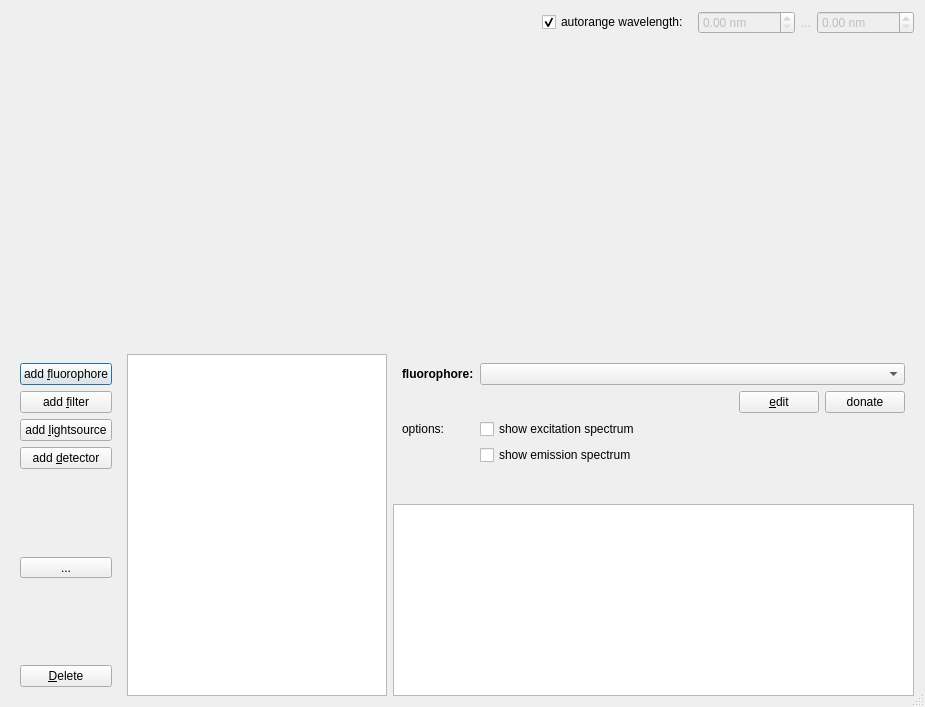
The window that plugins/qfe_spectraviewer/qfespectraviewerdialog.ui (jkriege2/QuickFit3) describes before a commit, drawn with Qt 5.
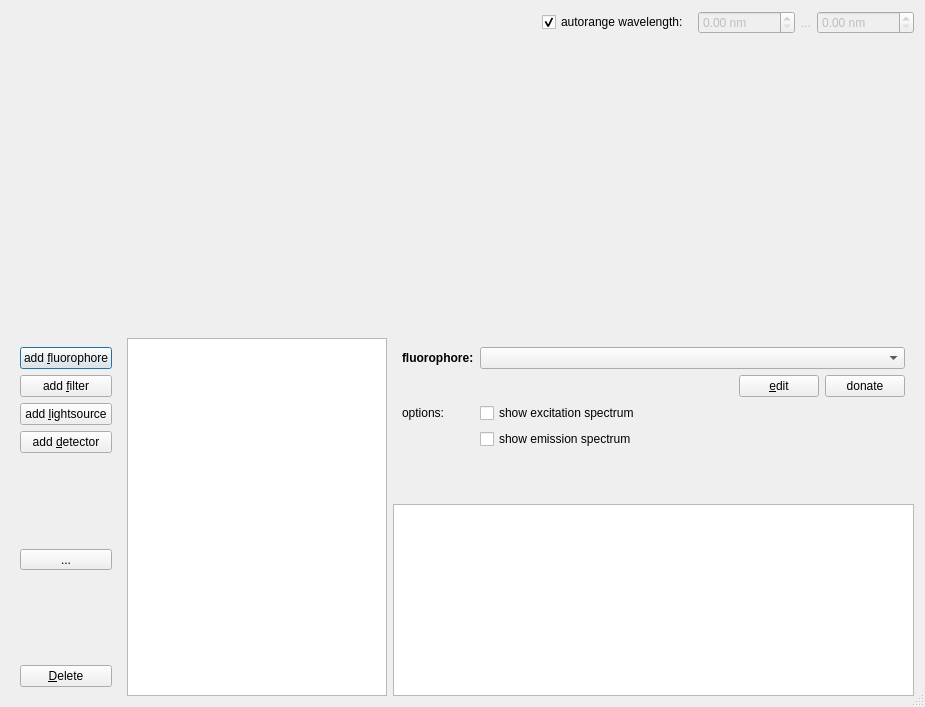
The same window after the commit. The open tabs and pages were chosen to show the change. Icons and pictures are not drawn. Custom widgets are drawn as their Qt base class.

Commit message:
QuickFit3/imagingFCS:   - added label to show relative CCF-amplitude for cirrent pixel/selection in FCCS mode (value is crosstalk-corrected)   - exclding segments, can be applied to several files now (user will be asked with a new dialog, if applicable)
QuickFit3/B040SPIM:
  - added option to acquisition to switch off m ain shutter as long as possible during acquisition (only opens it after the camera has been initialized!)

Patch:
```diff
--- a/plugins/qfe_spectraviewer/qfespectraviewerdialog.ui
+++ b/plugins/qfe_spectraviewer/qfespectraviewerdialog.ui
@@ -609,41 +609,10 @@
            </layout>
           </widget>
           <widget class="QWidget" name="widFluorophore">
-           <layout class="QFormLayout" name="formLayout">
-            <property name="fieldGrowthPolicy">
-             <enum>QFormLayout::AllNonFixedFieldsGrow</enum>
-            </property>
-            <item row="0" column="0">
-             <widget class="QLabel" name="label">
-              <property name="text">
-               <string>&lt;b&gt;fluorophore:&lt;/b&gt;</string>
-              </property>
-             </widget>
-            </item>
+           <layout class="QGridLayout" name="gridLayout_2">
             <item row="0" column="1">
              <widget class="QFTreeViewComboBox" name="cmbFluorophore"/>
             </item>
-            <item row="2" column="1">
-             <widget class="QCheckBox" name="chkFluorophoreShowExcitation">
-              <property name="text">
-               <string>show excitation spectrum</string>
-              </property>
-             </widget>
-            </item>
-            <item row="3" column="1">
-             <widget class="QCheckBox" name="chkFluorophoreShowEmission">
-              <property name="text">
-               <string>show emission spectrum</string>
-              </property>
-             </widget>
-            </item>
-            <item row="2" column="0">
-             <widget class="QLabel" name="label_3">
-              <property name="text">
-               <string>options:</string>
-              </property>
-             </widget>
-            </item>
             <item row="1" column="1">
              <layout class="QHBoxLayout" name="horizontalLayout_3">
               <item>
@@ -675,6 +644,47 @@
               </item>
              </layout>
             </item>
+            <item row="2" column="1">
+             <widget class="QCheckBox" name="chkFluorophoreShowExcitation">
+              <property name="text">
+               <string>show excitation spectrum</string>
+              </property>
+             </widget>
+            </item>
+            <item row="2" column="0">
+             <widget class="QLabel" name="label_3">
+              <property name="text">
+               <string>options:</string>
+              </property>
+             </widget>
+            </item>
+            <item row="3" column="1">
+             <widget class="QCheckBox" name="chkFluorophoreShowEmission">
+              <property name="text">
+               <string>show emission spectrum</string>
+              </property>
+             </widget>
+            </item>
+            <item row="0" column="0">
+             <widget class="QLabel" name="label">
+              <property name="text">
+               <string>&lt;b&gt;fluorophore:&lt;/b&gt;</string>
+              </property>
+             </widget>
+            </item>
+            <item row="4" column="1">
+             <spacer name="verticalSpacer_5">
+              <property name="orientation">
+               <enum>Qt::Vertical</enum>
+              </property>
+              <property name="sizeHint" stdset="0">
+               <size>
+                <width>20</width>
+                <height>40</height>
+               </size>
+              </property>
+             </spacer>
+            </item>
            </layout>
           </widget>
          </widget>
```
Left out of the diff: 85 changed lines with no effect on the pictures. The commit also changes 8 other files.
